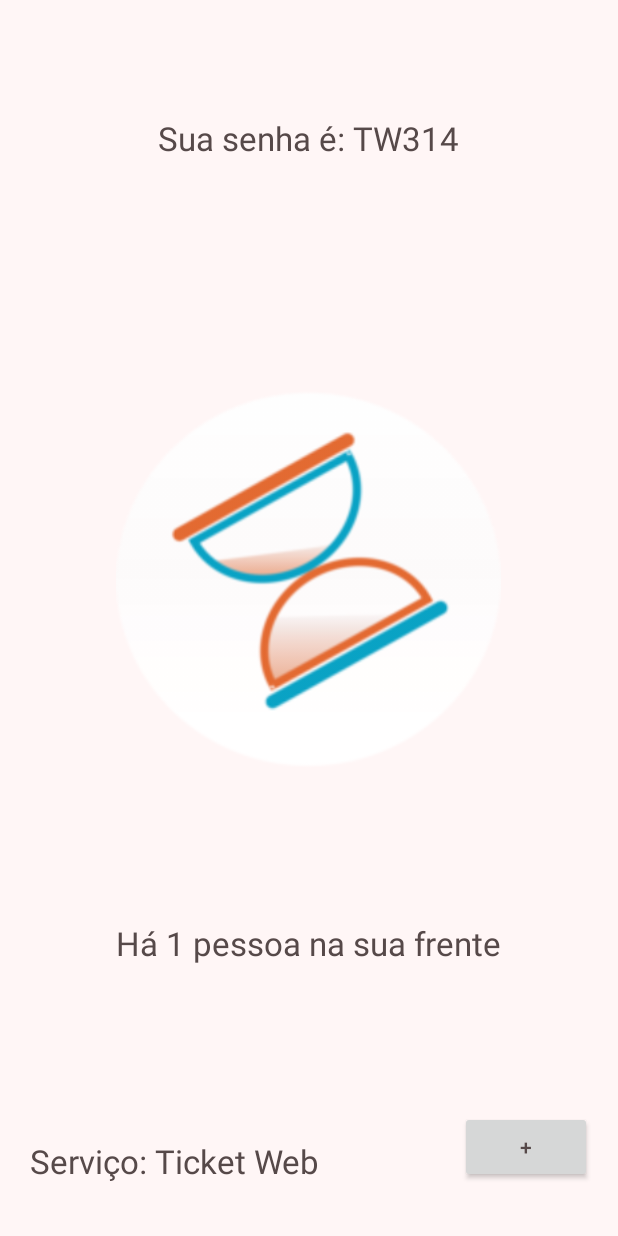
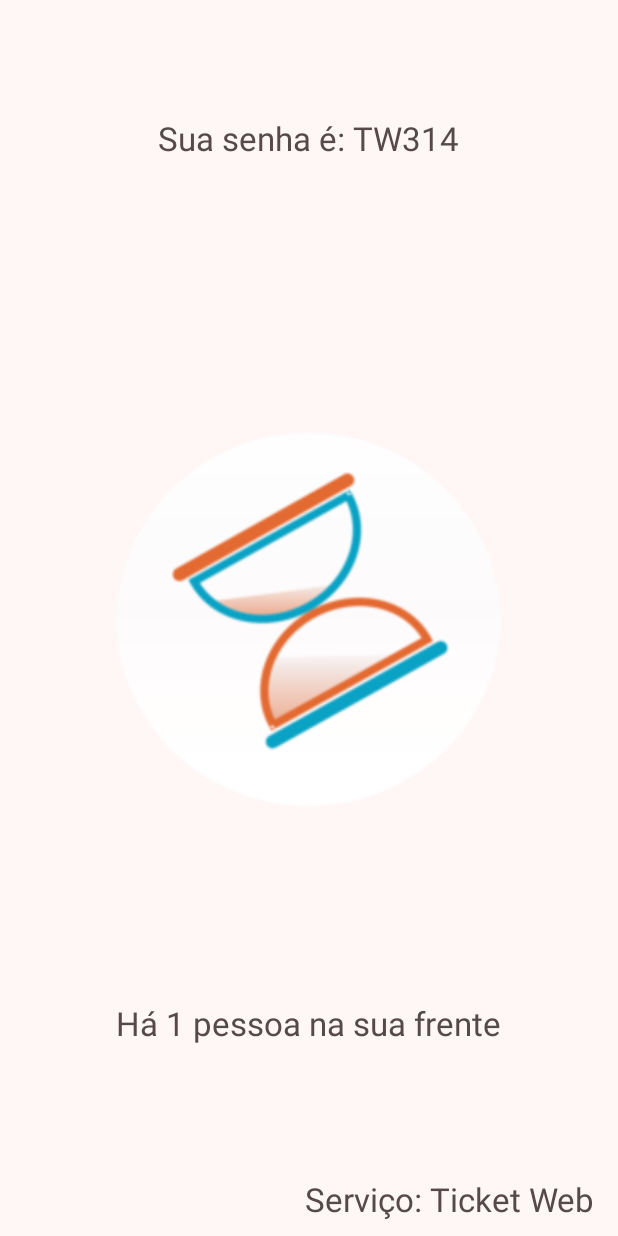
Before and after one commit to TW314/tw314Mobile, an Android app: the layout activity_main.xml on its own in the app's theme, with its tools: preview values and no code run, on a phone screen of 412 x 824 dp. Run offline under Robolectric (Android 15) with nearby library versions, the phone set to English and light mode, and no system bars.

Commit message:
DONE: Padronização das nomenclaturas para inglês DONE: Separação das Strings por activity DONE: Tela Principal DOING; Tela de leitura Sobre

```diff
--- a/app/src/main/java/tw314/tw314mobile/AcessoActivity.java
+++ b/app/src/main/java/tw314/tw314mobile/AcessoActivity.java
@@ -8,6 +8,6 @@ public class AcessoActivity extends AppCompatActivity {
     @Override
     protected void onCreate(Bundle savedInstanceState) {
         super.onCreate(savedInstanceState);
-        setContentView(R.layout.activity_acesso);
+        setContentView(R.layout.activity_access);
     }
 }
--- a/app/src/main/res/layout/activity_principal.xml
+++ b/app/src/main/res/layout/activity_main.xml
@@ -1,16 +1,6 @@
 <?xml version="1.0" encoding="utf-8"?>
 <RelativeLayout xmlns:android="http://schemas.android.com/apk/res/android"
     android:layout_width="match_parent" android:layout_height="match_parent">
-
-    <Button
-        android:layout_width="wrap_content"
-        android:layout_height="wrap_content"
-        android:text="+"
-        android:id="@+id/btnAddTicket"
-        android:layout_marginBottom="35dp"
-        android:layout_alignParentBottom="true"
-        android:layout_toRightOf="@+id/txtTicket"
-        android:layout_toEndOf="@+id/txtTicket" />
 
     <TextView
         android:layout_width="wrap_content"
@@ -28,11 +18,11 @@
         android:textAppearance="?android:attr/textAppearanceLarge"
         android:text="@string/txt_service"
         android:id="@+id/txtService"
-        android:layout_marginLeft="20dp"
-        android:layout_marginStart="20dp"
-        android:layout_alignBottom="@+id/btnAddTicket"
-        android:layout_alignParentLeft="true"
-        android:layout_alignParentStart="true" />
+        android:layout_alignParentBottom="true"
+        android:layout_alignParentRight="true"
+        android:layout_alignParentEnd="true"
+        android:layout_marginBottom="10dp"
+        android:layout_marginRight="15dp" />
 
     <TextView
         android:layout_width="wrap_content"
@@ -40,9 +30,9 @@
         android:textAppearance="?android:attr/textAppearanceLarge"
         android:text="@string/txt_peopleCount"
         android:id="@+id/txtPeopleCount"
-        android:layout_above="@+id/btnAddTicket"
-        android:layout_centerHorizontal="true"
-        android:layout_marginBottom="97dp" />
+        android:layout_marginBottom="127dp"
+        android:layout_alignParentBottom="true"
+        android:layout_centerHorizontal="true" />
 
     <ImageView
         android:layout_width="wrap_content"
```
Also changed, not shown: app/src/main/res/layout/activity_about.xml (added, +34 -0 lines), app/src/main/res/layout/activity_access.xml (renamed from app/src/main/res/layout/activity_acesso.xml, +4 -4 lines).
